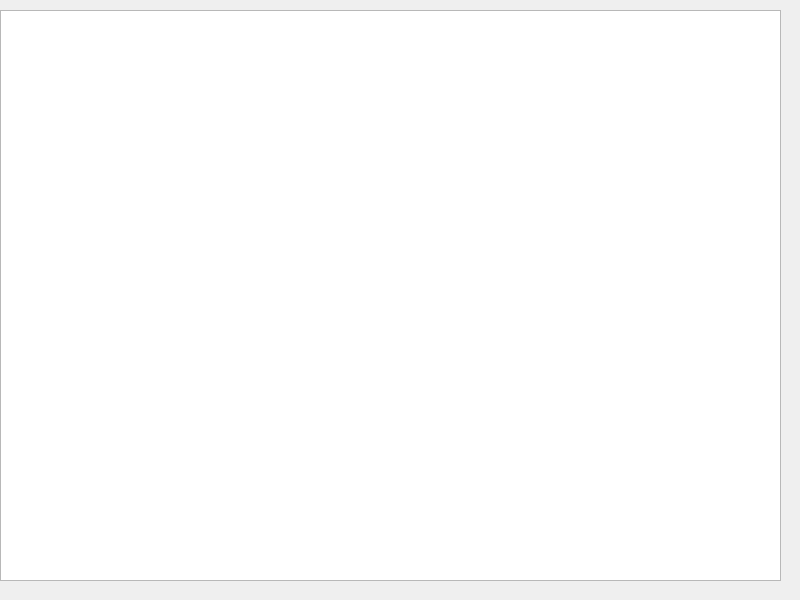
Above: userpage.ui from triplq/TaskManager before the change. Below: the same form after it.
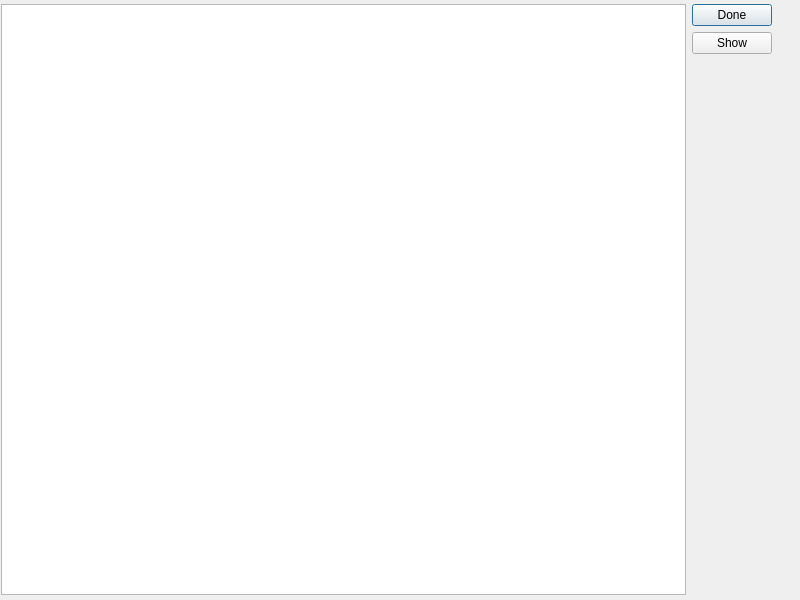
That is the form after the change.

```diff
--- a/userpage.ui
+++ b/userpage.ui
@@ -25,15 +25,60 @@
   <property name="windowTitle">
    <string>Form</string>
   </property>
-  <widget class="QTableView" name="tasksView">
+  <widget class="QWidget" name="">
    <property name="geometry">
     <rect>
-     <x>0</x>
-     <y>10</y>
-     <width>781</width>
-     <height>571</height>
+     <x>1</x>
+     <y>4</y>
+     <width>771</width>
+     <height>591</height>
     </rect>
    </property>
+   <layout class="QHBoxLayout" name="horizontalLayout">
+    <item>
+     <widget class="QTableView" name="tasksView"/>
+    </item>
+    <item>
+     <layout class="QVBoxLayout" name="verticalLayout">
+      <item>
+       <widget class="QPushButton" name="doneButton">
+        <property name="maximumSize">
+         <size>
+          <width>400</width>
+          <height>16777215</height>
+         </size>
+        </property>
+        <property name="text">
+         <string>Done</string>
+        </property>
+        <property name="default">
+         <bool>true</bool>
+        </property>
+       </widget>
+      </item>
+      <item>
+       <widget class="QPushButton" name="showButton">
+        <property name="text">
+         <string>Show</string>
+        </property>
+       </widget>
+      </item>
+      <item>
+       <spacer name="verticalSpacer">
+        <property name="orientation">
+         <enum>Qt::Orientation::Vertical</enum>
+        </property>
+        <property name="sizeHint" stdset="0">
+         <size>
+          <width>20</width>
+          <height>40</height>
+         </size>
+        </property>
+       </spacer>
+      </item>
+     </layout>
+    </item>
+   </layout>
   </widget>
  </widget>
  <resources/>
```
